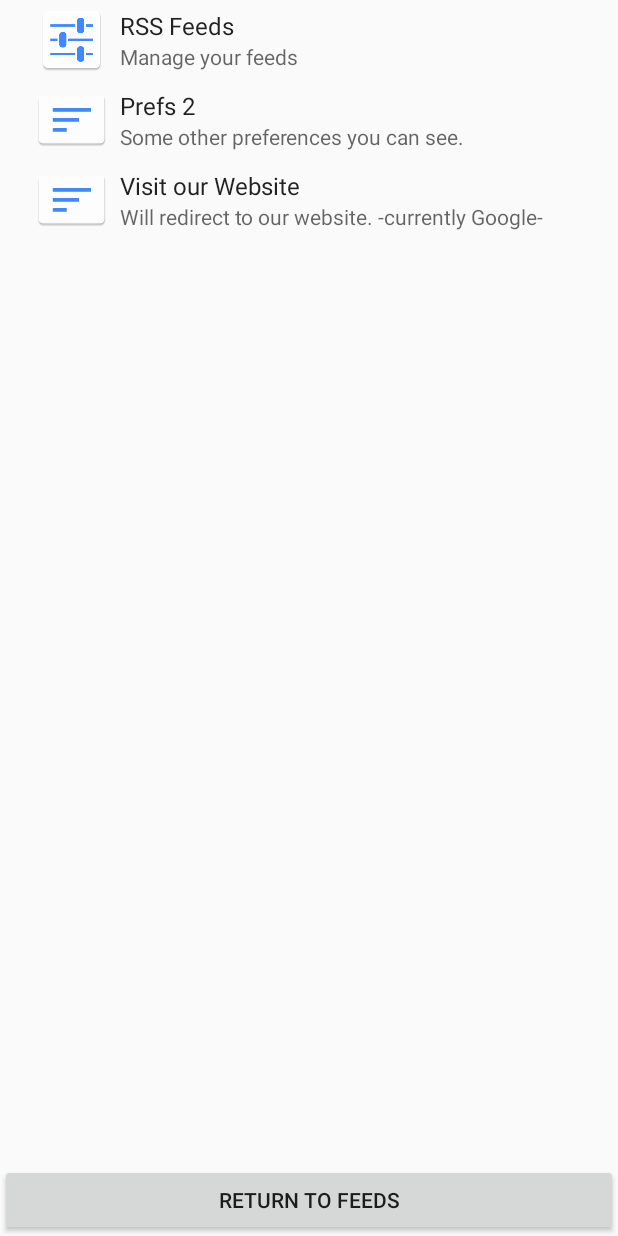
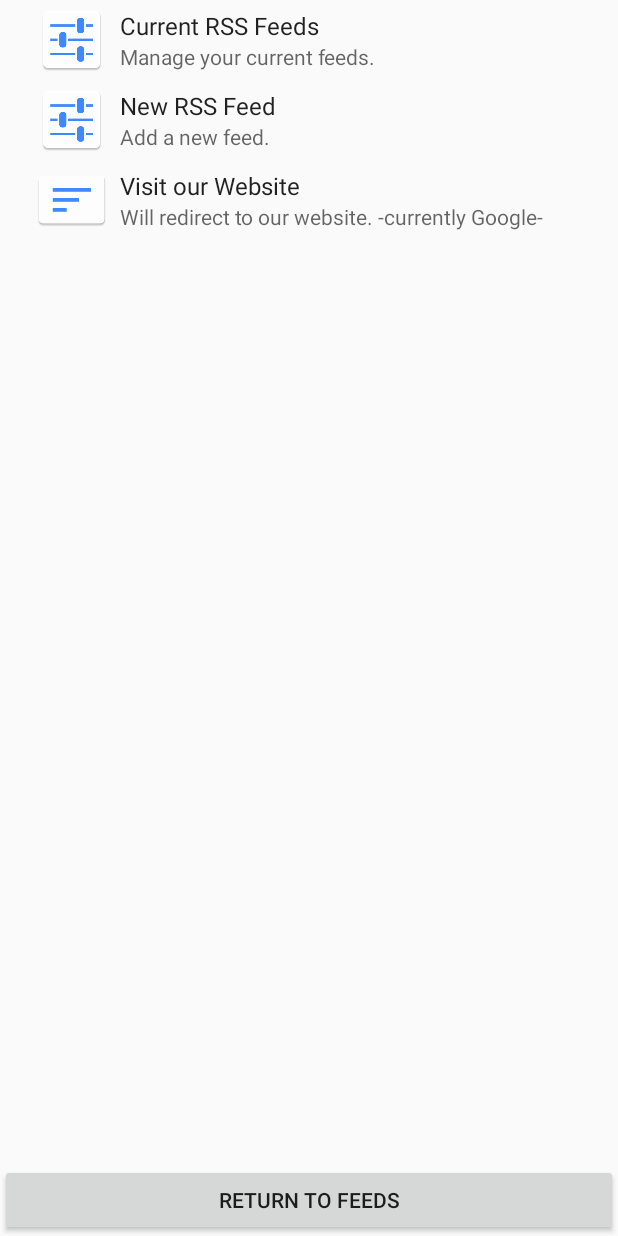
Before and after one commit to FoulgerDevin/CS496_project1, an Android app: the MyUserPreferences screen opened directly, with no data from a screen before it, on a phone screen of 412 x 824 dp. Run offline under Robolectric (Android 15) with nearby library versions, the phone set to English and light mode, and no system bars; libraries missing offline, so code that uses them is left out: com.einmalfel.earl.

Commit message:
Pushing Current Changes on Settings before I shower and come back to it.

```diff
--- a/RSSNews/app/src/main/java/cs496_projecy/rssnews/MainService.java
+++ b/RSSNews/app/src/main/java/cs496_projecy/rssnews/MainService.java
@@ -13,7 +13,6 @@ import com.einmalfel.earl.Feed;
 import com.einmalfel.earl.Item;
 import com.einmalfel.earl.RSSItem;
 
-import java.io.BufferedInputStream;
 import java.io.BufferedReader;
 import java.io.File;
 import java.io.FileInputStream;
@@ -71,7 +70,7 @@ public class MainService extends Service {
     public ArrayList<String> loadRSS() {
         // Open and read the file, line by line
         try {
-            File file = new File(MainService.this.getFilesDir(), getString(R.string.filename));
+            File file = new File(this.getFilesDir(), getString(R.string.filename));
             InputStream in = new FileInputStream(file);
             if (in != null) {
                 BufferedReader reader = new BufferedReader(new InputStreamReader(in));
@@ -90,7 +89,7 @@ public class MainService extends Service {
                 while (line != null);
             }
         } catch (Exception e) {
-            Log.i("FILELOAD", "Failed to laod file: " + e.getMessage());
+            Log.i("FILELOAD", "Failed to load file: " + e.getMessage());
             Log.i("FILELOAD", "Stack Trace: " + e.getStackTrace());
         }
 
--- a/RSSNews/app/src/main/java/cs496_projecy/rssnews/MyUserPreferences.java
+++ b/RSSNews/app/src/main/java/cs496_projecy/rssnews/MyUserPreferences.java
@@ -1,14 +1,27 @@
 package cs496_projecy.rssnews;
 
+import android.content.Context;
 import android.content.Intent;
+import android.content.SharedPreferences;
+import android.os.AsyncTask;
 import android.os.Bundle;
 import android.preference.PreferenceActivity;
 import android.preference.PreferenceFragment;
 import android.preference.PreferenceManager;
 import android.util.Log;
+import android.view.LayoutInflater;
 import android.view.View;
+import android.view.ViewGroup;
 import android.widget.Button;
+import android.widget.TextView;
+import android.widget.Toast;
 
+import com.einmalfel.earl.RSSItem;
+
+import java.io.File;
+import java.io.FileInputStream;
+import java.io.InputStream;
+import java.util.ArrayList;
 import java.util.List;
 
 /**
@@ -33,6 +46,7 @@ public class MyUserPreferences extends PreferenceActivity implements View.OnClic
 
     }
 
+
     @Override
     public void onClick (View v){
             startActivity(new Intent(this, MainFeed.class));
@@ -41,7 +55,9 @@ public class MyUserPreferences extends PreferenceActivity implements View.OnClic
     @Override
     protected boolean isValidFragment(String fragmentName)
     {
-        return PreferenceFragment.class.getName().equals(fragmentName);
+        return PreferenceFragment.class.getName().equals(fragmentName) ||
+                Prefs1Fragment.class.getName().equals(fragmentName) ||
+                Prefs2Fragment.class.getName().equals(fragmentName);
     }
 
     /**
@@ -60,11 +76,14 @@ public class MyUserPreferences extends PreferenceActivity implements View.OnClic
         public void onCreate(Bundle savedInstanceState) {
             super.onCreate(savedInstanceState);
 
+            SharedPreferences sharedPref = getActivity().getPreferences(Context.MODE_PRIVATE);
+            if (sharedPref == null) {
                 // Make sure default values are applied.  In a real app, you would
                 // want this in a shared function that is used to retrieve the
                 // SharedPreferences wherever they are needed.
                 PreferenceManager.setDefaultValues(getActivity(),
                         R.xml.advanced_preferences, false);
+            }
 
             // Load the preferences from an XML resource
             addPreferencesFromResource(R.xml.fragmented_preferences);
@@ -75,32 +94,81 @@ public class MyUserPreferences extends PreferenceActivity implements View.OnClic
      * This fragment contains a second-level set of preference that you
      * can get to by tapping an item in the first preferences fragment.
      */
-    public static class Prefs1FragmentInner extends PreferenceFragment {
+    public static class Prefs2Fragment extends PreferenceFragment {
+
+        private List<RSSItem> rssItemList = new ArrayList<>();
+
         @Override
-        public void onCreate(Bundle savedInstanceState) {
+        public void onCreate(Bundle savedInstanceState){
             super.onCreate(savedInstanceState);
-
-            // Can retrieve arguments from preference XML.
-            Log.i("args", "Arguments: " + getArguments());
+        // Can retrieve arguments from headers XML.
+            Log.i("args","Arguments: "+ getArguments());
 
         // Load the preferences from an XML resource
             addPreferencesFromResource(R.xml.fragmented_preferences_inner);
+
+        }
+        public View onCreateView(LayoutInflater inflater, ViewGroup container, Bundle savedInstanceState) {
+            super.onCreate(savedInstanceState);
+            return inflater.inflate(R.layout.feed_list, null);
+        }
+
+        private void addRSSLink() {
+            SharedPreferences sharedPref = getActivity().getPreferences(Context.MODE_PRIVATE);
+            SharedPreferences.Editor editor = sharedPref.edit();
+        }
+/*
+        @Override
+        public void onCreate(Bundle savedInstanceState) {
+
+
+            Button btnOk = (Button) (this.findViewById(R.id.btnOK));
+            btnOk.setOnClickListener(new View.OnClickListener() {
+                @Override
+                public void onClick(View v) {
+                    validateSaveExit();
+                }
+            });
+        }
+
+        private String checkNonEmpty(int id, String info) {
+            TextView textView = (TextView) (findViewById(id));
+            if (textView != null) {
+                CharSequence txt = textView.getText();
+                if (txt != null) {
+                    int len = txt.length();
+                    if (len > 0) {
+                        return txt.toString();
                     }
                 }
+                textView.setHint(info + " is required");
+            }
+            return null;
+        }
 
-    /**
-     * This fragment shows the preferences for the second header.
+        private void validateSaveExit() {
+            String author = checkNonEmpty(R.id.txtRSSLink, "author");
+            String title = checkNonEmpty(R.id.txtTitle, "title");
+            if (author != null && title != null) {
+                // return result
+
+            }
 */
-    public static class Prefs2Fragment extends PreferenceFragment {
+    }
+/*
+    private class MyTask extends AsyncTask<String, Float, ArrayList<RSSItem>> {
+
         @Override
-        public void onCreate(Bundle savedInstanceState) {
-            super.onCreate(savedInstanceState);
+        protected ArrayList<RSSItem> doInBackground(String... params) {
+            try {
+                File file = new File(this.getFilesDir(), getString(R.string.filename));
+                InputStream in = new FileInputStream(file);
+            } catch (Exception e) {
 
-            // Can retrieve arguments from headers XML.
-            Log.i("args", "Arguments: " + getArguments());
-
-            // Load the preferences from an XML resource
-            addPreferencesFromResource(R.xml.preference_dependencies);
+            }
+            return null;
         }
     }
+*/
+
 }
--- a/RSSNews/app/src/main/res/values/strings.xml
+++ b/RSSNews/app/src/main/res/values/strings.xml
@@ -1,4 +1,7 @@
 <resources>
     <string name="app_name">RSSNews</string>
     <string name="filename">stored_rss.txt</string>
+    <string name="title_edittext_preference">Add RSS Feed</string>
+    <string name="summary_edittext_preference">Provide a link to a new RSS Feed.</string>
+    <string name="dialog_title_edittext_preference">RSS Feed Link</string>
 </resources>
--- a/RSSNews/app/src/main/res/xml/fragmented_preferences.xml
+++ b/RSSNews/app/src/main/res/xml/fragmented_preferences.xml
@@ -1,11 +1,16 @@
 <?xml version="1.0" encoding="utf-8"?>
 <PreferenceScreen xmlns:android="http://schemas.android.com/apk/res/android">
-    <PreferenceCategory>
-
+    <PreferenceCategory android:title="Manage Feeds"
+        android:key="myPreferencesTitle">
         <CheckBoxPreference
             android:key="checkBoxPref"
             android:title="check it out"
             android:summary="click this little box"/>
 
+        <EditTextPreference
+            android:key="link_add"
+            android:title="@string/title_edittext_preference"
+            android:summary="@string/summary_edittext_preference"
+            android:dialogTitle="@string/dialog_title_edittext_preference" />
     </PreferenceCategory>
 </PreferenceScreen>
--- a/RSSNews/app/src/main/res/xml/preference_dependencies.xml
+++ /dev/null
@@ -1,4 +0,0 @@
-<?xml version="1.0" encoding="utf-8"?>
-<PreferenceScreen xmlns:android="http://schemas.android.com/apk/res/android">
-
-</PreferenceScreen>
--- a/RSSNews/app/src/main/res/xml/preference_headers.xml
+++ b/RSSNews/app/src/main/res/xml/preference_headers.xml
@@ -2,18 +2,12 @@
 <preference-headers xmlns:android="http://schemas.android.com/apk/res/android">
     <header android:fragment="cs496_projecy.rssnews.MyUserPreferences$Prefs1Fragment"
         android:icon="@mipmap/ic_settings_applications"
-        android:title="RSS Feeds"
-        android:summary="Manage your feeds" />
-
+        android:title="Current RSS Feeds"
+        android:summary="Manage your current feeds." />
     <header android:fragment="cs496_projecy.rssnews.MyUserPreferences$Prefs2Fragment"
-        android:icon="@mipmap/ic_settings_display"
-        android:title="Prefs 2"
-        android:summary="Some other preferences you can see.">
-        <!-- Arbitrary key/value pairs can be included with a header as
-             arguments to its fragment. -->
-        <extra android:name="someKey" android:value="someHeaderValue" />
-    </header>
-
+        android:icon="@mipmap/ic_settings_applications"
+        android:title="New RSS Feed"
+        android:summary="Add a new feed." />
     <header android:icon="@mipmap/ic_settings_display"
         android:title="Visit our Website"
         android:summary="Will redirect to our website. -currently Google-">
```
Also changed, not shown: RSSNews/app/src/main/res/layout/feed_list.xml (added, +44 -0 lines). Lines whose indentation alone changed are shown as unchanged.
